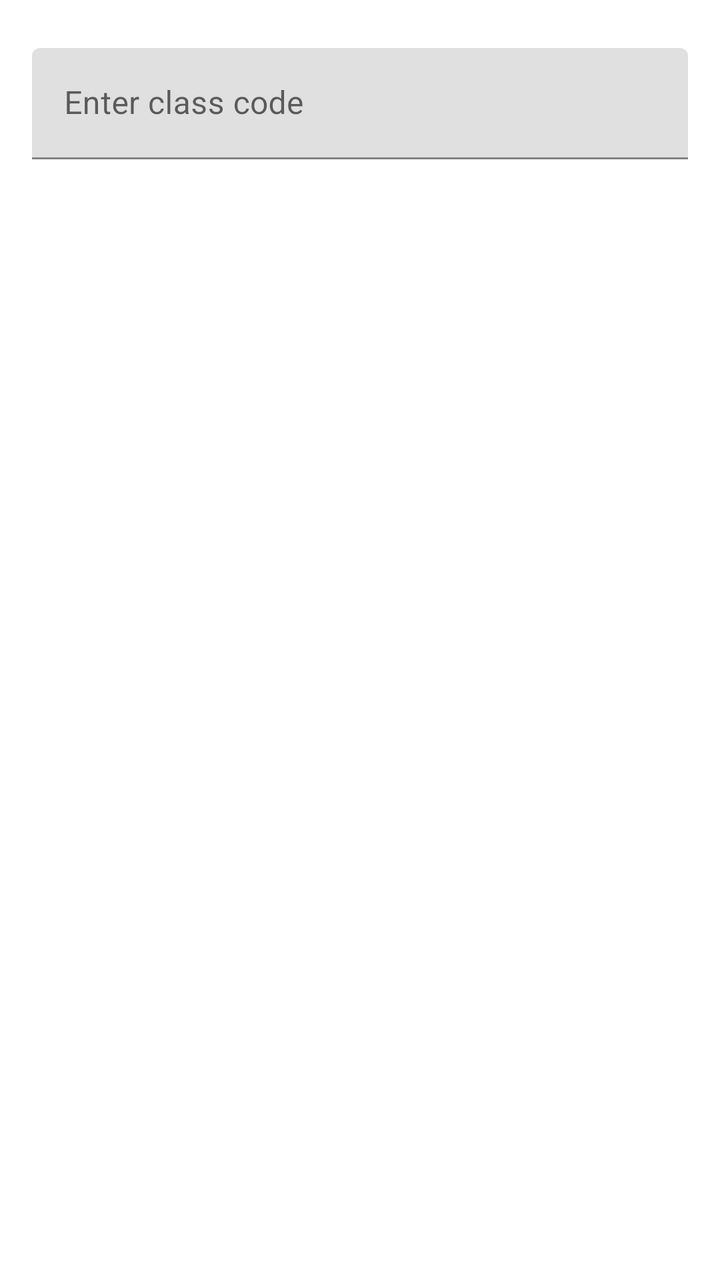
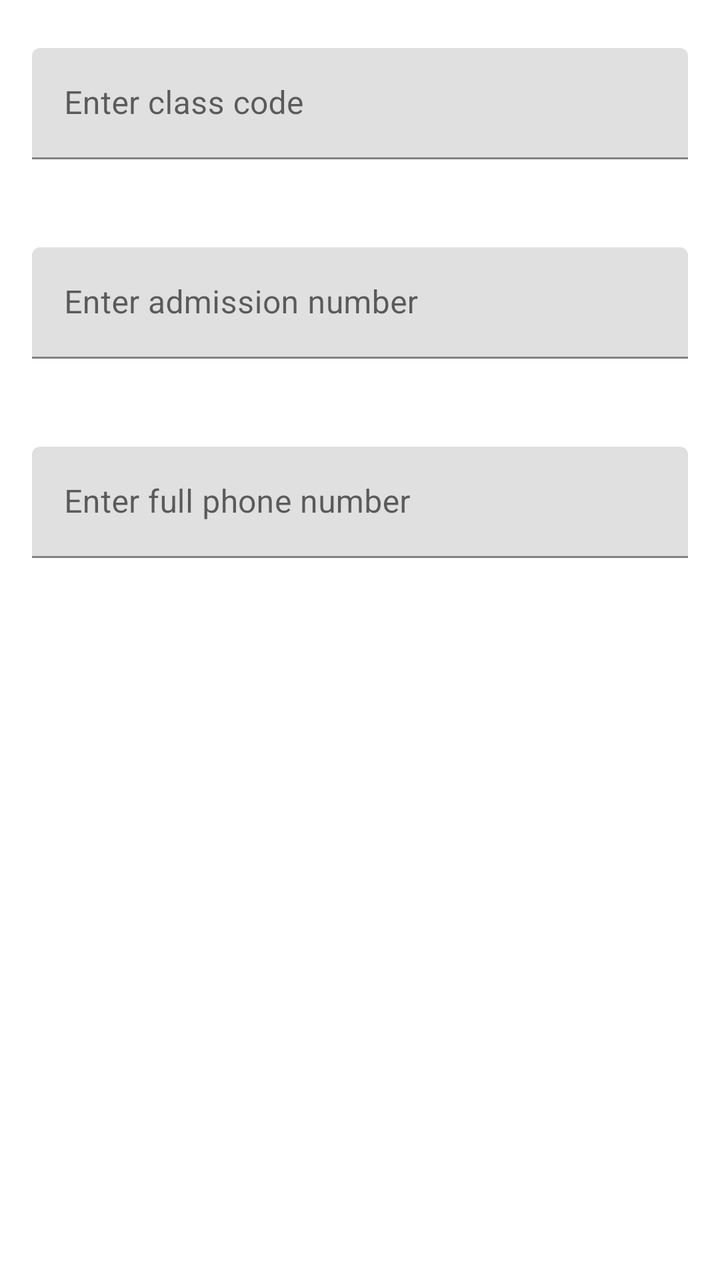

Screens rendered from an Android XML layout before and after an edit, with the pre-edit source and the edit as a unified diff.
<!-- AndroidManifest.xml: application theme Theme.LockAppForGlasses -->
<!-- res/layout/dialog_input_class_code.xml -->
<?xml version="1.0" encoding="utf-8"?>
<LinearLayout xmlns:android="http://schemas.android.com/apk/res/android"
    android:layout_margin="8dp"
    android:layout_width="match_parent"
    android:layout_height="wrap_content">

    <com.google.android.material.textfield.TextInputLayout
        style="@style/Widget.Material3.TextInputEditText.FilledBox.Dense"
        android:layout_width="match_parent"
        android:layout_height="wrap_content">

        <com.google.android.material.textfield.TextInputEditText
            android:id="@+id/et_class_code"
            android:hint="Enter class code"
            android:inputType="number"
            android:layout_width="match_parent"
            android:layout_height="wrap_content"/>

    </com.google.android.material.textfield.TextInputLayout>

</LinearLayout>
<!-- resources referenced by this layout -->
<resources>
  <style name="Theme.LockAppForGlasses" parent="Theme.MaterialComponents.DayNight.DarkActionBar">
          
          <item name="colorPrimary">@color/purple_500</item>
          <item name="colorPrimaryVariant">@color/purple_700</item>
          <item name="colorOnPrimary">@color/white</item>
          
          <item name="colorSecondary">@color/teal_200</item>
          <item name="colorSecondaryVariant">@color/teal_700</item>
          <item name="colorOnSecondary">@color/black</item>
          
          <item name="android:statusBarColor" tools:targetApi="l">?attr/colorPrimaryVariant</item>
          
      </style>
  <color name="purple_500">#FF6200EE</color>
  <color name="purple_700">#FF3700B3</color>
  <color name="white">#FFFFFFFF</color>
  <color name="teal_200">#FF03DAC5</color>
  <color name="teal_700">#FF018786</color>
  <color name="black">#FF000000</color>
</resources>

<!-- the commit's change to res/layout/dialog_input_class_code.xml (unified diff, before → after) -->
@@ -2,7 +2,8 @@
 <LinearLayout xmlns:android="http://schemas.android.com/apk/res/android"
     android:layout_margin="8dp"
     android:layout_width="match_parent"
-    android:layout_height="wrap_content">
+    android:layout_height="wrap_content"
+    android:orientation="vertical">
 
     <com.google.android.material.textfield.TextInputLayout
         style="@style/Widget.Material3.TextInputEditText.FilledBox.Dense"
@@ -18,4 +19,43 @@
 
     </com.google.android.material.textfield.TextInputLayout>
 
+    <com.google.android.material.textfield.TextInputLayout
+        style="@style/Widget.Material3.TextInputEditText.FilledBox.Dense"
+        android:layout_width="match_parent"
+        android:layout_height="wrap_content"
+        android:layout_marginTop="12dp">
+
+        <com.google.android.material.textfield.TextInputEditText
+            android:id="@+id/et_admission_no"
+            android:hint="Enter admission number"
+            android:inputType="number"
+            android:layout_width="match_parent"
+            android:layout_height="wrap_content"/>
+
+    </com.google.android.material.textfield.TextInputLayout>
+
+    <TextView
+        android:id="@+id/tv_phone_hint"
+        android:layout_width="match_parent"
+        android:layout_height="wrap_content"
+        android:layout_marginTop="6dp"
+        android:textColor="@color/black"
+        android:textSize="14sp"
+        android:visibility="gone" />
+
+    <com.google.android.material.textfield.TextInputLayout
+        style="@style/Widget.Material3.TextInputEditText.FilledBox.Dense"
+        android:layout_width="match_parent"
+        android:layout_height="wrap_content"
+        android:layout_marginTop="12dp">
+
+        <com.google.android.material.textfield.TextInputEditText
+            android:id="@+id/et_phone"
+            android:hint="Enter full phone number"
+            android:inputType="phone"
+            android:layout_width="match_parent"
+            android:layout_height="wrap_content"/>
+
+    </com.google.android.material.textfield.TextInputLayout>
+
 </LinearLayout>
